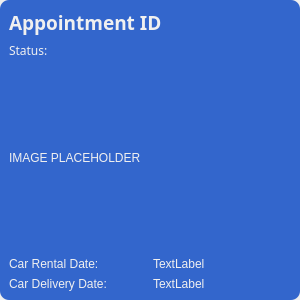
Qt form ui/uiFiles/appointmentCard.ui (efeKbkci/CarRentalApp) before a commit.
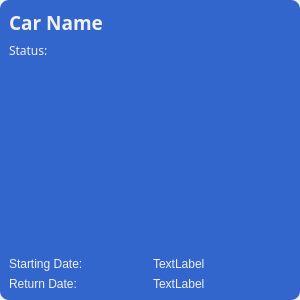
The same form after that commit. Icons and pictures are not drawn.

Patch:
```diff
--- a/ui/uiFiles/appointmentCard.ui
+++ b/ui/uiFiles/appointmentCard.ui
@@ -46,11 +46,26 @@
    <item>
     <widget class="QFrame" name="frame">
      <property name="sizePolicy">
-      <sizepolicy hsizetype="Expanding" vsizetype="Expanding">
+      <sizepolicy hsizetype="Fixed" vsizetype="Fixed">
        <horstretch>0</horstretch>
        <verstretch>0</verstretch>
       </sizepolicy>
      </property>
+     <property name="minimumSize">
+      <size>
+       <width>300</width>
+       <height>300</height>
+      </size>
+     </property>
+     <property name="maximumSize">
+      <size>
+       <width>300</width>
+       <height>300</height>
+      </size>
+     </property>
+     <property name="styleSheet">
+      <string notr="true"/>
+     </property>
      <property name="frameShape">
       <enum>QFrame::StyledPanel</enum>
      </property>
@@ -59,22 +74,59 @@
      </property>
      <layout class="QVBoxLayout" name="verticalLayout_2">
       <item>
-       <widget class="QLabel" name="label">
-        <property name="font">
-         <font>
-          <family>Roboto Mono SemiBold</family>
-          <pointsize>14</pointsize>
-          <weight>75</weight>
-          <bold>true</bold>
-         </font>
+       <layout class="QHBoxLayout" name="horizontalLayout">
+        <property name="sizeConstraint">
+         <enum>QLayout::SetFixedSize</enum>
         </property>
-        <property name="text">
-         <string>Appointment ID</string>
+        <property name="bottomMargin">
+         <number>0</number>
         </property>
-       </widget>
+        <item>
+         <widget class="QLabel" name="car_name_label">
+          <property name="sizePolicy">
+           <sizepolicy hsizetype="Maximum" vsizetype="Fixed">
+            <horstretch>0</horstretch>
+            <verstretch>0</verstretch>
+           </sizepolicy>
+          </property>
+          <property name="font">
+           <font>
+            <family>Roboto Mono SemiBold</family>
+            <pointsize>14</pointsize>
+            <weight>75</weight>
+            <bold>true</bold>
+           </font>
+          </property>
+          <property name="text">
+           <string>Car Name</string>
+          </property>
+         </widget>
+        </item>
+        <item alignment="Qt::AlignRight">
+         <widget class="QPushButton" name="cancel_btn">
+          <property name="styleSheet">
+           <string notr="true">background-color: transparent;
+border: None;</string>
+          </property>
+          <property name="text">
+           <string/>
+          </property>
+          <property name="icon">
+           <iconset>
+            <normaloff>../../assets/icons/x-mark-4-32.png</normaloff>../../assets/icons/x-mark-4-32.png</iconset>
+          </property>
+         </widget>
+        </item>
+       </layout>
       </item>
       <item>
-       <widget class="QLabel" name="label_2">
+       <widget class="QLabel" name="status_label">
+        <property name="sizePolicy">
+         <sizepolicy hsizetype="Fixed" vsizetype="Maximum">
+          <horstretch>0</horstretch>
+          <verstretch>0</verstretch>
+         </sizepolicy>
+        </property>
         <property name="font">
          <font>
           <family>Roboto Mono</family>
@@ -95,8 +147,11 @@
           <verstretch>0</verstretch>
          </sizepolicy>
         </property>
+        <property name="styleSheet">
+         <string notr="true"/>
+        </property>
         <property name="text">
-         <string>IMAGE PLACEHOLDER</string>
+         <string/>
         </property>
        </widget>
       </item>
@@ -135,14 +190,14 @@
          <item row="2" column="0">
           <widget class="QLabel" name="label_5">
            <property name="text">
-            <string>Car Delivery Date:</string>
+            <string>Return Date:</string>
            </property>
           </widget>
          </item>
          <item row="1" column="0">
           <widget class="QLabel" name="label_4">
            <property name="text">
-            <string>Car Rental Date:</string>
+            <string>Starting Date:</string>
            </property>
           </widget>
          </item>
```
Left out of the diff: 6 changed lines with no effect on the pictures.
